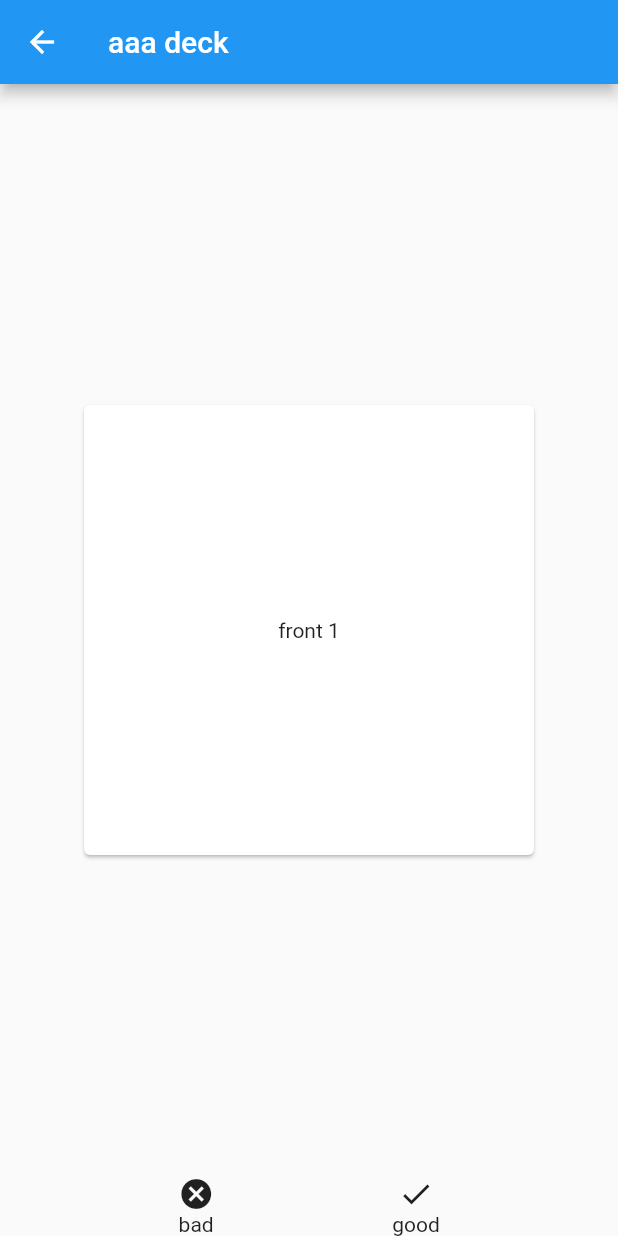
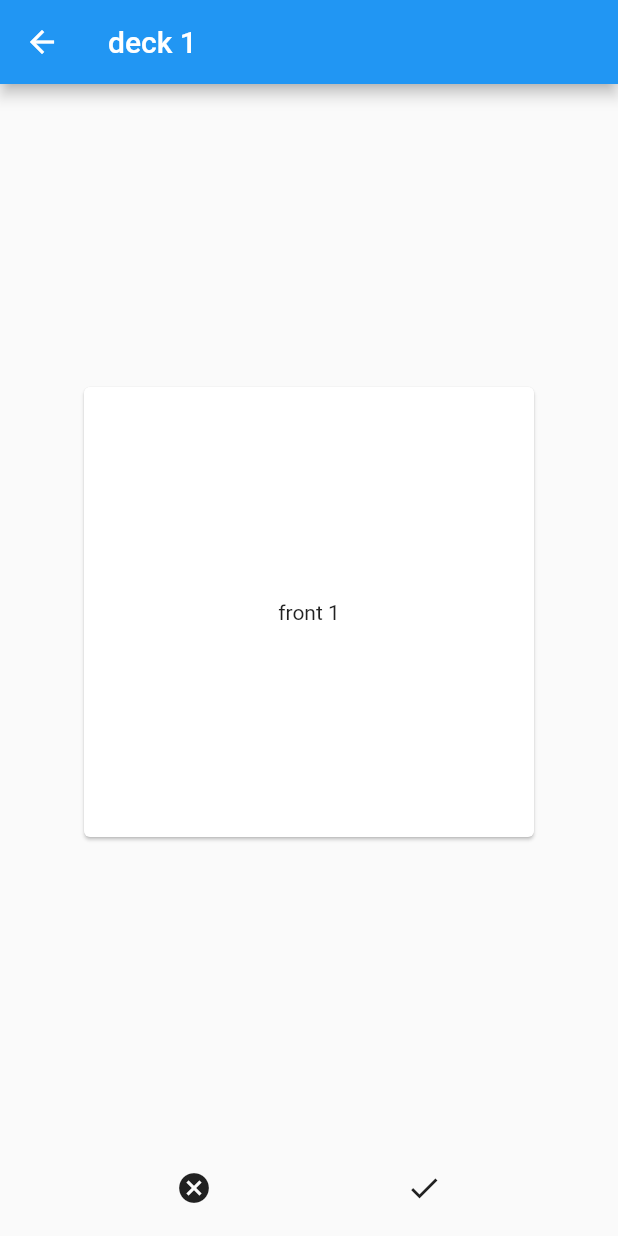
Before and after one commit to uozuAho/flashcards, a Flutter app: the screen it shows after launch, after a tap on "deck 1", on a phone screen of 412 x 824 dp. Run offline on Flutter 3.47's test engine with Material 2 defaults, Android fonts, the phone set to English and light mode, and no system bars.

Commit message:
deck list and flashcard now stateless, use providers for all state

```diff
--- a/lib/main.dart
+++ b/lib/main.dart
@@ -1,3 +1,4 @@
+import 'package:flashcards/models/current_deck.dart';
 import 'package:flashcards/models/decks.dart';
 import 'package:flutter/material.dart';
 import 'package:provider/provider.dart';
@@ -5,8 +6,11 @@ import 'package:provider/provider.dart';
 import 'pages/decks.dart';
 
 void main() => runApp(
-    ChangeNotifierProvider(
-      builder: (context) => DecksModel(),
+    MultiProvider(
+      providers: [
+        ChangeNotifierProvider(builder: (context) => DecksModel()),
+        ChangeNotifierProvider(builder: (context) => CurrentDeck())
+      ],
       child: MyApp(),
     )
 );
--- /dev/null
+++ b/lib/models/current_deck.dart
@@ -0,0 +1,33 @@
+import 'package:flashcards/business/deck.dart';
+import 'package:flutter/material.dart';
+
+class CurrentDeck extends ChangeNotifier {
+  FlashcardDeck _deck;
+  int _currentIndex = 0;
+  bool _facingUp = true;
+
+  String get deckName => _deck.name;
+
+  Flashcard get currentCard => _deck.cards[_currentIndex];
+
+  bool get facingUp => _facingUp;
+
+  void flipCard() {
+    _facingUp = !_facingUp;
+    notifyListeners();
+  }
+
+  void nextCard() {
+    _facingUp = true;
+    _currentIndex++;
+    if (_currentIndex >= _deck.cards.length) {
+      _currentIndex = 0;
+    }
+    notifyListeners();
+  }
+
+  void set(FlashcardDeck deck) {
+    _deck = deck;
+    notifyListeners();
+  }
+}
--- a/lib/models/decks.dart
+++ b/lib/models/decks.dart
@@ -19,7 +19,7 @@ class DecksModel extends ChangeNotifier {
   }
 
   FlashcardDeck loadByName(String deckName) {
-    return FlashcardDeck('aaa deck', [
+    return FlashcardDeck(deckName, [
       Flashcard('front 1', 'back 1'),
       Flashcard('front 2', 'back 2')
     ]);
--- a/lib/pages/deck_viewer.dart
+++ b/lib/pages/deck_viewer.dart
@@ -1,59 +1,55 @@
-import 'package:flashcards/business/deck.dart' as business;
+import 'package:flashcards/models/current_deck.dart';
 import 'package:flashcards/widgets/flashcard.dart';
 import 'package:flutter/material.dart';
+import 'package:provider/provider.dart';
 
-class DeckViewer extends StatefulWidget {
-  final business.FlashcardDeck _deck;
-
-  DeckViewer(this._deck);
-
-  @override
-  _DeckViewerState createState() => _DeckViewerState(_deck);
-}
-
-class _DeckViewerState extends State<DeckViewer> {
-  final business.FlashcardDeck _deck;
-
-  int _cardIndex = 0;
-
-  _DeckViewerState(this._deck);
-
+class DeckViewer extends StatelessWidget {
   @override
   Widget build(BuildContext context) {
-    var card = _deck.cards[_cardIndex];
+    return Consumer<CurrentDeck>(
+      builder: (context, deck, child) {
         return Scaffold(
             appBar: AppBar(
-        title: Text(_deck.name),
+              title: Text(deck.deckName),
             ),
             body: Column(
               children: [
                 Expanded(
-            child: Flashcard(card),
+                  child: Flashcard(),
                 ),
-          _ControlBar()
+                _ControlBar(
+                  () {deck.nextCard();},
+                  () {deck.nextCard();}
+                )
               ],
             )
+        );
+      }
     );
   }
 }
 
 class _ControlBar extends StatelessWidget {
+
+  final Function _onBadPressed;
+  final Function _onGoodPressed;
+
+  _ControlBar(this._onBadPressed, this._onGoodPressed);
+
   @override
   Widget build(BuildContext context) {
-    return Row(
-      mainAxisAlignment: MainAxisAlignment.spaceEvenly,
+    return ButtonBar(
+      alignment: MainAxisAlignment.spaceEvenly,
       children: [
-        Column(
-          children: [
-            Icon(Icons.cancel),
-            Text('bad')
-          ],
+        IconButton(
+          icon: Icon(Icons.cancel),
+          disabledColor: Colors.red,
+          onPressed: _onBadPressed,
         ),
-        Column(
-          children: [
-            Icon(Icons.done),
-            Text('good')
-          ],
+        IconButton(
+          icon: Icon(Icons.done),
+          disabledColor: Colors.green,
+          onPressed: _onGoodPressed,
         )
       ],
     );
--- a/lib/widgets/deck_list.dart
+++ b/lib/widgets/deck_list.dart
@@ -1,3 +1,4 @@
+import 'package:flashcards/models/current_deck.dart';
 import 'package:flashcards/models/decks.dart';
 import 'package:flashcards/pages/deck_viewer.dart';
 import 'package:flutter/material.dart';
@@ -24,10 +25,11 @@ class DeckList extends StatelessWidget {
     return ListTile(
       title: Text(deckName),
       onTap: () {
-        final _deck = decks.loadByName(deckName);
+        var currentDeck = Provider.of<CurrentDeck>(context);
+        currentDeck.set(decks.loadByName(deckName));
         Navigator.push(
           context,
-          MaterialPageRoute(builder: (context) => DeckViewer(_deck)));
+          MaterialPageRoute(builder: (context) => DeckViewer()));
       },
     );
   }
--- a/lib/widgets/flashcard.dart
+++ b/lib/widgets/flashcard.dart
@@ -1,45 +1,31 @@
-import 'package:flashcards/business/deck.dart' as business;
+import 'package:flashcards/models/current_deck.dart';
 import 'package:flutter/material.dart';
+import 'package:provider/provider.dart';
 
-class Flashcard extends StatefulWidget {
-  final business.Flashcard _card;
-
-  Flashcard(this._card);
-
-  @override
-  _FlashcardState createState() => _FlashcardState(_card);
-}
-
-class _FlashcardState extends State<Flashcard> {
-  final business.Flashcard _card;
-
-  bool _facingUp = true;
-  String _showingText;
-
-  _FlashcardState(this._card);
-
+class Flashcard extends StatelessWidget {
   @override
   Widget build(BuildContext context) {
-    if (_showingText == null) _showingText = _card.frontText;
+    return Consumer<CurrentDeck>(
+      builder: (context, deck, child) {
+        final text = deck.facingUp ? deck.currentCard.frontText : deck.currentCard.backText;
         return Center(
           child: Card(
             child: InkWell(
               splashColor: Colors.blue.withAlpha(30),
               onTap: () {
-            setState(() {
-              _facingUp = !_facingUp;
-              _showingText = _facingUp ? _card.frontText : _card.backText;
-            });
+                deck.flipCard();
               },
               child: Container(
                   width: 300,
                   height: 300,
                   child: Center(
-              child: Text(_showingText)
+                      child: Text(text)
                   )
               ),
             ),
           ),
         );
+      },
+    );
   }
 }
```
Lines whose indentation alone changed are shown as unchanged.
